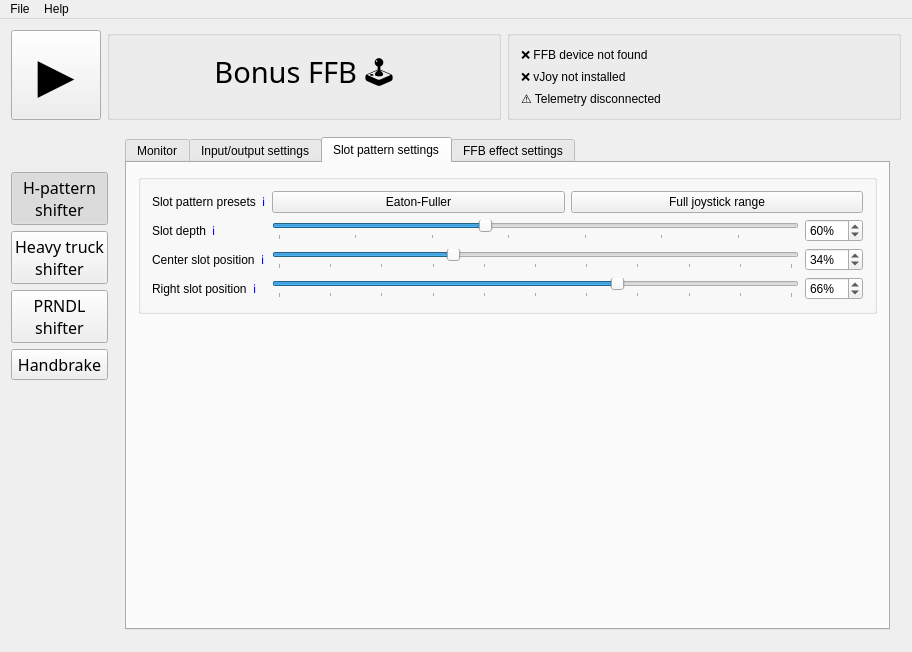
First picture: the form in BonusFFB/BonusFFB.ui, repository kgmonteith/BonusFFB, before the edit.
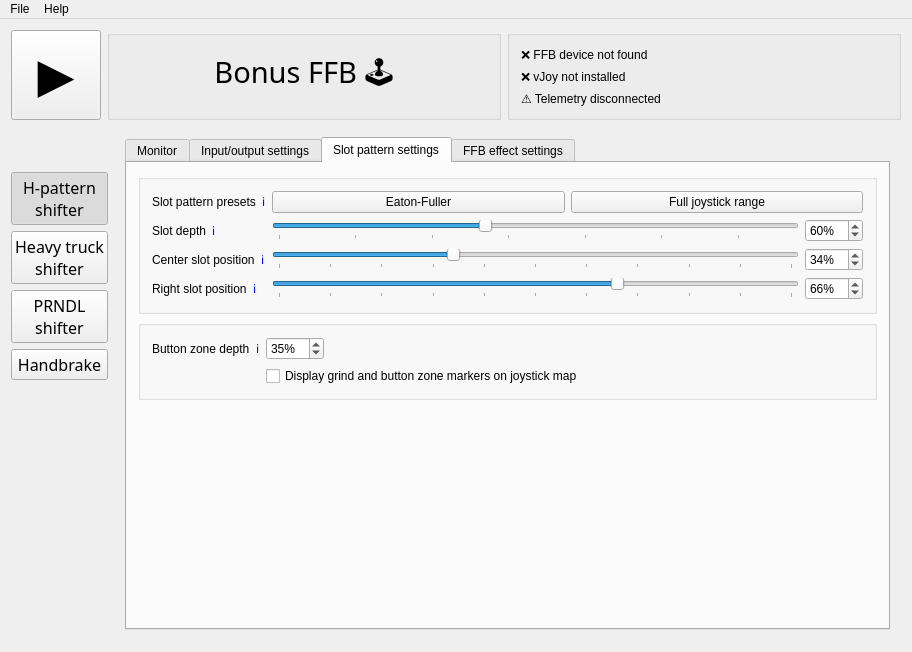
Second picture: the form after the edit. The open tabs and pages were chosen to show the change. Icons and pictures are not drawn.

```diff
--- a/BonusFFB/BonusFFB.ui
+++ b/BonusFFB/BonusFFB.ui
@@ -1836,6 +1836,65 @@
               </layout>
              </widget>
             </item>
+            <item>
+             <widget class="QGroupBox" name="groupBox_19">
+              <property name="title">
+               <string/>
+              </property>
+              <layout class="QFormLayout" name="formLayout_11">
+               <item row="0" column="0">
+                <layout class="QHBoxLayout" name="horizontalLayout_52">
+                 <item>
+                  <widget class="QLabel" name="label_47">
+                   <property name="text">
+                    <string>Button zone depth</string>
+                   </property>
+                  </widget>
+                 </item>
+                 <item>
+                  <widget class="QLabel" name="label_48">
+                   <property name="text">
+                    <string>&lt;a href=&quot;https://kgmonteith.github.io/BonusFFB/hshifter/#idle-in-gear-lock-intensity&quot; style=&quot;text-decoration: none&quot;&gt;ℹ️&lt;/a&gt;</string>
+                   </property>
+                   <property name="openExternalLinks">
+                    <bool>true</bool>
+                   </property>
+                  </widget>
+                 </item>
+                </layout>
+               </item>
+               <item row="0" column="1">
+                <widget class="QSpinBox" name="heavytruck_buttonZoneDepthSpinbox">
+                 <property name="sizePolicy">
+                  <sizepolicy hsizetype="Fixed" vsizetype="Fixed">
+                   <horstretch>0</horstretch>
+                   <verstretch>0</verstretch>
+                  </sizepolicy>
+                 </property>
+                 <property name="suffix">
+                  <string>%</string>
+                 </property>
+                 <property name="minimum">
+                  <number>0</number>
+                 </property>
+                 <property name="maximum">
+                  <number>100</number>
+                 </property>
+                 <property name="value">
+                  <number>35</number>
+                 </property>
+                </widget>
+               </item>
+               <item row="1" column="1">
+                <widget class="QCheckBox" name="heavytruck_displayZoneMarkers">
+                 <property name="text">
+                  <string>Display grind and button zone markers on joystick map</string>
+                 </property>
+                </widget>
+               </item>
+              </layout>
+             </widget>
+            </item>
             <item>
              <spacer name="verticalSpacer_6">
               <property name="orientation">
```
Left out of the diff: 2 changed lines with no effect on the pictures.
